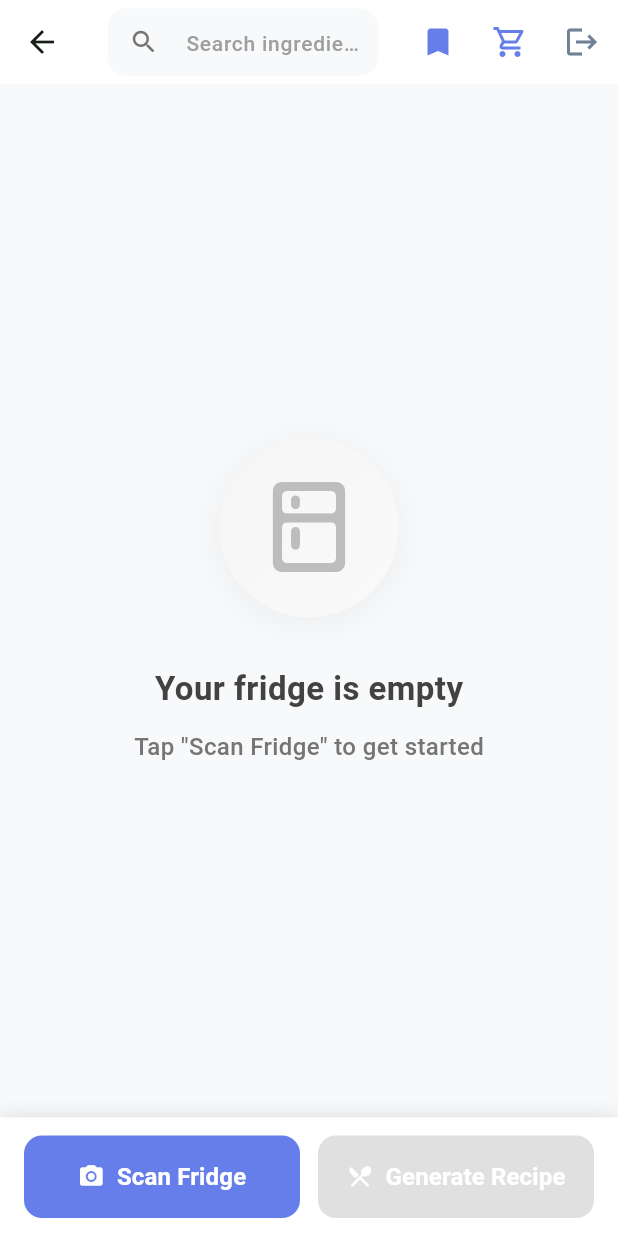
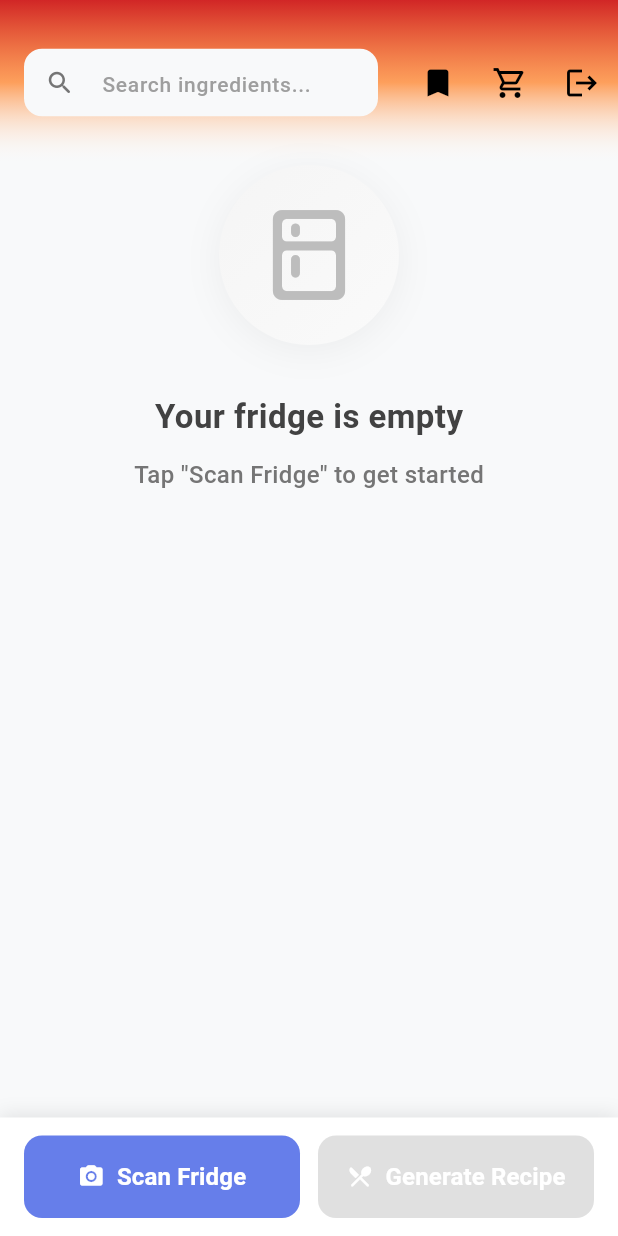
Before and after one commit to AntStew/Foodies_WashUHack2025, a Flutter app: the HomeScreen screen opened by its route, on a phone screen of 412 x 824 dp. Run offline on Flutter 3.47's test engine with Material 3 defaults, Android fonts, the phone set to English and light mode, and no system bars; our stand-ins replace cached_network_image, cloud_firestore, cloud_functions, firebase_auth, firebase_core, firebase_storage and 2 more; accounts and stored records are empty.

Commit message:
Home screen styling added

```diff
--- a/lib/screens/home/home_screen.dart
+++ b/lib/screens/home/home_screen.dart
@@ -12,7 +12,6 @@ class HomeScreen extends StatefulWidget {
   @override
   State<HomeScreen> createState() => _HomeScreenState();
 }
-
 
 class _HomeScreenState extends State<HomeScreen> {
   final _authService = AuthService();
@@ -30,12 +29,48 @@ class _HomeScreenState extends State<HomeScreen> {
   Widget build(BuildContext context) {
     final user = _authService.currentUser;
 
+    if (user == null) {
+      return const Scaffold(
+        body: Center(
+          child: Text(
+            'Not logged in',
+            style: TextStyle(fontSize: 16, color: Color(0xFF718096)),
+          ),
+        ),
+      );
+    }
+
     return Scaffold(
       backgroundColor: const Color(0xFFF8F9FA),
-      appBar: AppBar(
-        backgroundColor: Colors.white,
+      body: SafeArea(
+        child: Column(
+          children: [
+            Expanded(
+              child: CustomScrollView(
+                slivers: [
+                  // ===== Gradient AppBar (pinned) =====
+                  SliverAppBar(
+                    pinned: true,
+                    floating: false,
+                    snap: false,
                     elevation: 0,
-        shadowColor: Colors.black.withValues(alpha: 0.1),
+                    backgroundColor: Colors.transparent,
+                    surfaceTintColor: Colors.transparent,
+                    automaticallyImplyLeading: false,
+                    toolbarHeight: 110,
+                    flexibleSpace: Container(
+                      decoration: const BoxDecoration(
+                        gradient: LinearGradient(
+                          begin: Alignment.topCenter,
+                          end: Alignment.bottomCenter,
+                          colors: [
+                            Color.fromARGB(255, 209, 38, 38),
+                            Color.fromARGB(183, 255, 124, 30),
+                            Color.fromARGB(0, 255, 255, 255),
+                          ],
+                        ),
+                      ),
+                    ),
                     title: Row(
                       children: [
                         Expanded(
@@ -74,10 +109,8 @@ class _HomeScreenState extends State<HomeScreen> {
                                       )
                                     : null,
                                 border: InputBorder.none,
-                    contentPadding: const EdgeInsets.symmetric(
-                      horizontal: 12,
-                      vertical: 12,
-                    ),
+                                contentPadding:
+                                    const EdgeInsets.symmetric(horizontal: 12, vertical: 12),
                               ),
                               onChanged: (value) {
                                 setState(() {
@@ -95,45 +128,33 @@ class _HomeScreenState extends State<HomeScreen> {
                     ),
                     actions: [
                       IconButton(
-            icon: const Icon(Icons.bookmark_rounded, color: Color(0xFF667eea)),
+                        icon: const Icon(Icons.bookmark_rounded, color: Colors.black),
                         tooltip: 'Saved Recipes',
                         onPressed: () {
                           Navigator.pushNamed(context, '/saved-recipes');
                         },
                       ),
                       IconButton(
-            icon: const Icon(Icons.shopping_cart_outlined, color: Color(0xFF667eea)),
+                        icon: const Icon(Icons.shopping_cart_outlined, color: Colors.black),
                         tooltip: 'Shopping List',
                         onPressed: () {
                           Navigator.pushNamed(context, '/shopping-list');
                         },
                       ),
                       IconButton(
-            icon: const Icon(Icons.logout, color: Color(0xFF718096)),
+                        icon: const Icon(Icons.logout, color: Colors.black),
                         tooltip: 'Sign Out',
                         onPressed: () async {
                           await _authService.signOut();
                           if (!mounted) return;
-              // ignore: use_build_context_synchronously
                           Navigator.pushReplacementNamed(context, '/login');
                         },
                       ),
                     ],
                   ),
-      body: user == null
-          ? const Center(
-              child: Text(
-                'Not logged in',
-                style: TextStyle(
-                  fontSize: 16,
-                  color: Color(0xFF718096),
-                ),
-              ),
-            )
-          : Column(
-              children: [
-                // Fridge Items Display
-                Expanded(
+
+                  // ===== Scrollable Fridge Content with Fade Mask =====
+                  SliverToBoxAdapter(
                     child: LayoutBuilder(
                       builder: (context, constraints) {
                         final isDesktop = constraints.maxWidth > 800;
@@ -142,10 +163,13 @@ class _HomeScreenState extends State<HomeScreen> {
                           stream: _firestoreService.getFridgeItems(user.uid),
                           builder: (context, snapshot) {
                             if (snapshot.connectionState == ConnectionState.waiting) {
-                            return const Center(
+                              return const Padding(
+                                padding: EdgeInsets.only(top: 60),
+                                child: Center(
                                   child: CircularProgressIndicator(
                                     valueColor: AlwaysStoppedAnimation<Color>(
                                       Color(0xFF667eea),
+                                    ),
                                   ),
                                 ),
                               );
@@ -156,11 +180,7 @@ class _HomeScreenState extends State<HomeScreen> {
                                 child: Column(
                                   mainAxisAlignment: MainAxisAlignment.center,
                                   children: [
-                                  Icon(
-                                    Icons.error_outline,
-                                    size: 64,
-                                    color: Colors.red[300],
-                                  ),
+                                    Icon(Icons.error_outline, size: 64, color: Colors.redAccent),
                                     const SizedBox(height: 16),
                                     Text(
                                       'Error: ${snapshot.error}',
@@ -175,53 +195,55 @@ class _HomeScreenState extends State<HomeScreen> {
                             }
 
                             final items = snapshot.data ?? [];
+                            if (items.isEmpty) return const EmptyStateWidget();
 
-                          if (items.isEmpty) {
-                            return const EmptyStateWidget();
-                          }
-
-                          // Filter items based on search
+                            // Filter and group items
                             final filteredItems = items.where((item) {
                               return !_isSearching ||
                                   item.name.toLowerCase().contains(_searchController.text.toLowerCase());
                             }).toList();
 
-                          if (filteredItems.isEmpty) {
-                            return const NoResultsWidget();
-                          }
+                            if (filteredItems.isEmpty) return const NoResultsWidget();
 
-                          // Group items by category
                             final groupedItems = <String, List<FridgeItem>>{};
                             for (final item in filteredItems) {
                               groupedItems.putIfAbsent(item.category, () => []).add(item);
                             }
 
-                          // Sort categories to prioritize meat, vegetables, dairy, then others
                             final sortedCategories = groupedItems.keys.toList()
                               ..sort((a, b) {
-                              final aLower = a.toLowerCase();
-                              final bLower = b.toLowerCase();
-
-                              // Priority order: meat, vegetables, dairy, then alphabetical, then other
-                              final aPriority = _getCategoryPriority(aLower);
-                              final bPriority = _getCategoryPriority(bLower);
-
-                              if (aPriority != bPriority) {
-                                return aPriority.compareTo(bPriority);
-                              }
-
-                              if (aLower == 'other') return 1;
-                              if (bLower == 'other') return -1;
-                              return a.compareTo(b);
+                                final aPriority = _getCategoryPriority(a);
+                                final bPriority = _getCategoryPriority(b);
+                                return aPriority != bPriority
+                                    ? aPriority.compareTo(bPriority)
+                                    : a.compareTo(b);
                               });
 
-                          return ListView.builder(
+                            // 🌈 Fade illusion with top + bottom fade
+                            return ShaderMask(
+                              shaderCallback: (Rect bounds) {
+                                return const LinearGradient(
+                                  begin: Alignment.topCenter,
+                                  end: Alignment.bottomCenter,
+                                  colors: [
+                                    Colors.transparent, // fade out at top
+                                    Colors.black,       // fully visible middle
+                                    Colors.black,       // fully visible middle
+                                    Colors.transparent, // fade out at bottom
+                                  ],
+                                  stops: [0.0, 0.08, 0.92, 1.0],
+                                ).createShader(bounds);
+                              },
+                              blendMode: BlendMode.dstIn,
+                              child: ListView.builder(
                                 padding: EdgeInsets.only(
                                   left: isDesktop ? 32 : 16,
                                   right: isDesktop ? 32 : 16,
                                   top: 16,
-                              bottom: 100, // Add padding for fixed bottom bar
+                                  bottom: 100,
                                 ),
+                                shrinkWrap: true,
+                                physics: const NeverScrollableScrollPhysics(),
                                 itemCount: sortedCategories.length,
                                 itemBuilder: (context, index) {
                                   final category = sortedCategories[index];
@@ -229,19 +251,25 @@ class _HomeScreenState extends State<HomeScreen> {
                                   return CategorySectionWidget(
                                     category: category,
                                     items: categoryItems,
-                                onDeleteItem: (item) => _showDeleteItemDialog(context, item),
+                                    onDeleteItem: (item) =>
+                                        _showDeleteItemDialog(context, item),
                                   );
                                 },
+                              ),
                             );
                           },
                         );
                       },
                     ),
                   ),
+                ],
+              ),
+            ),
 
-                // Fixed Bottom Action Bar
+            // ===== Fixed Bottom Action Bar =====
             _buildBottomActionBar(context, user),
           ],
+        ),
       ),
     );
   }
@@ -299,14 +327,9 @@ class _HomeScreenState extends State<HomeScreen> {
                 Expanded(
                   child: ElevatedButton.icon(
                     onPressed: hasItems
-                        ? () {
-                            Navigator.pushNamed(context, '/recipe_generate');
-                          }
+                        ? () => Navigator.pushNamed(context, '/recipe_generate')
                         : null,
-                    icon: const Icon(
-                      Icons.restaurant_menu_rounded,
-                      color: Colors.white,
-                    ),
+                    icon: const Icon(Icons.restaurant_menu_rounded, color: Colors.white),
                     label: const Text(
                       'Generate Recipe',
                       style: TextStyle(
@@ -334,7 +357,6 @@ class _HomeScreenState extends State<HomeScreen> {
     );
   }
 
-
   int _getCategoryPriority(String category) {
     switch (category.toLowerCase()) {
       case 'meat':
@@ -352,10 +374,9 @@ class _HomeScreenState extends State<HomeScreen> {
       case 'other':
         return 99;
       default:
-        return 50; // Other categories in alphabetical order
+        return 50;
     }
   }
-
 
   void _showDeleteItemDialog(BuildContext context, FridgeItem item) {
     showDialog(
@@ -379,5 +400,4 @@ class _HomeScreenState extends State<HomeScreen> {
       ),
     );
   }
-
 }
```
Also changed, not shown: lib/screens/recipes/recipe_detail_screen.dart (line endings or trailing spaces). Lines whose indentation alone changed are shown as unchanged.
